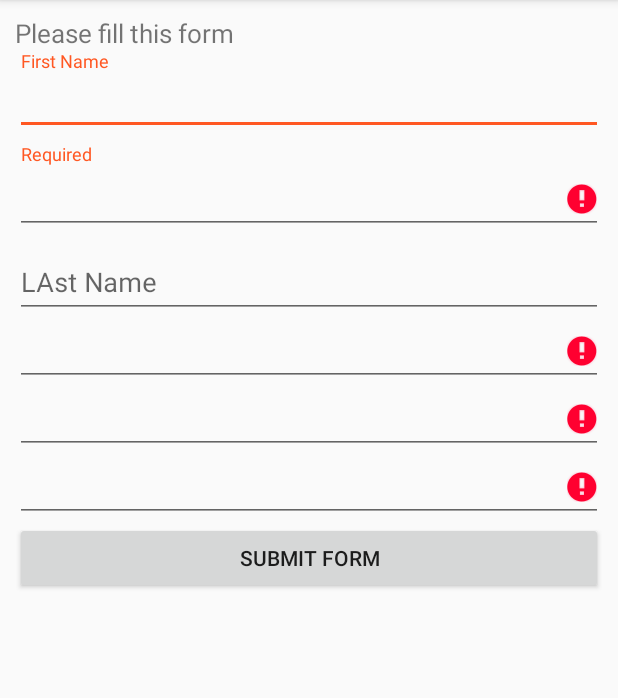
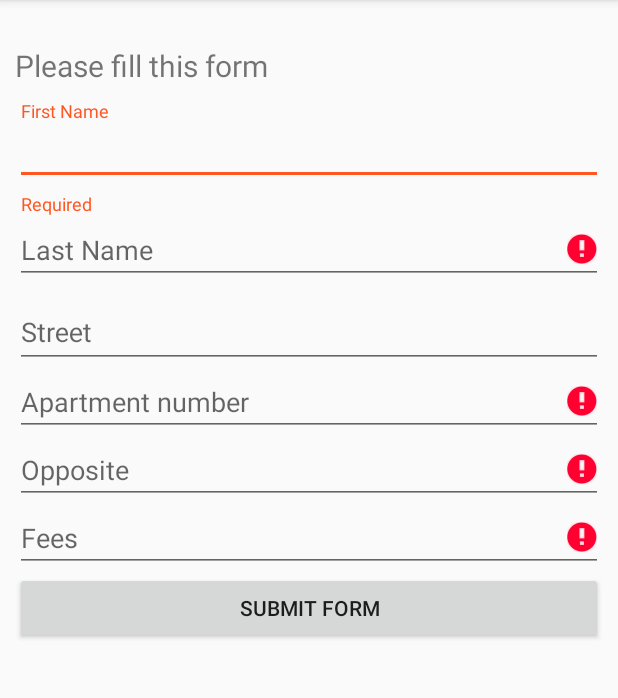
Before and after one commit to Drabu/FormValidator, an Android app: the screen it shows after launch (MainActivity), after a tap on "SUBMIT FORM", on a phone screen of 412 x 824 dp, the part 84-782 px from its top. Run offline under Robolectric (Android 15) with nearby library versions, the phone set to English and light mode, and no system bars; our stand-ins replace data binding.

```diff
--- a/app/src/main/java/com/oneclickaway/opensource/formvalidationsexample/MainActivity.kt
+++ b/app/src/main/java/com/oneclickaway/opensource/formvalidationsexample/MainActivity.kt
@@ -1,35 +1,46 @@
 package com.oneclickaway.opensource.formvalidationsexample
 
-import android.databinding.DataBindingUtil
 import android.os.Binder
 import android.os.Bundle
 import android.os.PersistableBundle
-import android.support.design.widget.TextInputEditText
 import android.support.v7.app.AppCompatActivity
+import android.util.Log
 import android.view.View
+import android.widget.Button
+import android.widget.LinearLayout
 import android.widget.Toast
 import com.oneclickaway.opensource.formvalidationsexample.databinding.ActivityMainBinding
 import com.oneclickaway.opensource.validation.interfaces.OnResponseListener
 import com.oneclickaway.opensource.validation.model.FormValidator
+import kotlinx.android.synthetic.main.activity_main.*
 import javax.xml.validation.Validator
 import kotlin.math.log
 
 class MainActivity : AppCompatActivity(), OnResponseListener.OnFormValidationListener, OnResponseListener.OnFieldValidationListener,  View.OnClickListener{
 
 
-    private lateinit var mainActivityMainBinding : ActivityMainBinding
+    val TAG = javaClass.simpleName
+
+    lateinit var submitForm  : Button
+    lateinit var mainLinearLayoutLL  : LinearLayout
+
+
 
     var myValidator = FormValidator()
 
     override fun onCreate(savedInstanceState: Bundle?) {
         super.onCreate(savedInstanceState)
-        mainActivityMainBinding =  DataBindingUtil.setContentView(this, R.layout.activity_main)
+        setContentView(R.layout.activity_main)
 
-        mainActivityMainBinding.submitFormBTN.setOnClickListener(this)
+        submitForm = findViewById(R.id.submitFormBTN)
+        mainLinearLayoutLL = findViewById(R.id.mainLinearLayoutLL)
 
 
+
+        submitFormBTN.setOnClickListener(this)
+
         /*validate all of my fields in this views */
-        myValidator.attachValidators(viewGroup = mainActivityMainBinding.mainLinearLayoutLL, onFieldValidationListener = this)
+        myValidator.attachValidators(viewGroup = mainLinearLayoutLL, onFieldValidationListener = this)
 
 
     }
@@ -40,7 +51,7 @@ class MainActivity : AppCompatActivity(), OnResponseListener.OnFormValidationLis
         when(view.id){
             R.id.submitFormBTN -> {
                 val optionalParams = intArrayOf(R.id.lastNameET)
-                myValidator.isFormValidated( optionalParams = optionalParams,  onFormValidationListener = this, showErrors = true,  viewGroup = mainActivityMainBinding.mainLinearLayoutLL )
+                myValidator.isFormValidated( optionalParams = optionalParams,  onFormValidationListener = this, showErrors = true,  viewGroup = mainLinearLayoutLL )
             }
 
         }
@@ -62,11 +73,16 @@ class MainActivity : AppCompatActivity(), OnResponseListener.OnFormValidationLis
 
 
     override fun onFieldValidationListener(isFormValidated: Boolean) {
+        Log.d(TAG, "Validators attached")
+    }
 
-        Toast.makeText(this, "Validators attached" , Toast.LENGTH_LONG).show()
+
+    override fun onDestroy() {
+        super.onDestroy()
+
+        FormValidator.unbind()
 
     }
 
 
-
 }
--- a/app/src/main/res/layout/activity_main.xml
+++ b/app/src/main/res/layout/activity_main.xml
@@ -15,7 +15,9 @@
         tools:context=".MainActivity">
 
         <TextView
-            android:textSize="17dp"
+            android:textSize="20dp"
+            android:layout_marginTop="20dp"
+            android:layout_marginBottom="10dp"
             android:text="@string/fillTheForm"
             android:layout_width="wrap_content"
             android:layout_height="wrap_content" />
@@ -32,6 +34,7 @@
                 android:layout_height="wrap_content">
 
                 <EditText
+                    android:maxLines="1"
                     android:id="@+id/firstNameET"
                     android:inputType="textPassword"
                     android:hint="@string/first_name"
@@ -45,7 +48,10 @@
 
 
             <EditText
+                android:maxLines="1"
+                android:inputType="text"
                 android:id="@+id/optionalFirstET"
+                android:hint="Last Name"
                 android:layout_width="match_parent"
                 android:layout_height="wrap_content" />
 
@@ -60,10 +66,12 @@
 
                     <android.support.design.widget.TextInputLayout
                         android:layout_width="match_parent"
-                        android:hint="LAst Name"
                         android:layout_height="wrap_content">
 
                         <EditText
+                            android:maxLines="1"
+                            android:inputType="text"
+                            android:hint="Street"
                             android:id="@+id/lastNameET"
                             android:layout_width="match_parent"
                             android:layout_height="wrap_content" />
@@ -76,11 +84,17 @@
             </RelativeLayout>
 
             <EditText
+                android:maxLines="1"
+                android:inputType="text"
+                android:hint="Apartment number"
                 android:layout_width="match_parent"
                 android:layout_height="wrap_content" />
 
 
             <EditText
+                android:maxLines="1"
+                android:inputType="text"
+                android:hint="Opposite"
                 android:id="@+id/optionalSecondET"
                 android:layout_width="match_parent"
                 android:layout_height="wrap_content" />
@@ -92,7 +106,9 @@
                 android:layout_height="wrap_content">
 
                 <EditText
-                    android:id="@+id/mlmdcccdc"
+                    android:maxLines="1"
+                    android:inputType="text"
+                    android:hint="Fees"
                     android:layout_width="match_parent"
                     android:layout_height="wrap_content" />
 
--- a/validation/src/main/java/com/oneclickaway/opensource/validation/model/FormValidator.kt
+++ b/validation/src/main/java/com/oneclickaway/opensource/validation/model/FormValidator.kt
@@ -12,6 +12,8 @@ import com.oneclickaway.opensource.validation.interfaces.OnResponseListener
 
 class FormValidator {
 
+
+
     fun isFormValidated(viewGroup: ViewGroup, onFormValidationListener: OnResponseListener.OnFormValidationListener, showErrors: Boolean = false, optionalParams: IntArray = intArrayOf(), message: String = "Required"){
         ValidateForm(message =  message,  optionalParams =optionalParams,  showErrors =  showErrors, onFormValidationListener =  onFormValidationListener).execute(viewGroup)
     }
@@ -22,17 +24,18 @@ class FormValidator {
         AttachValidators( onFieldValidationListener = onFieldValidationListener,  optionalParams = optionalParams , message= message).execute(viewGroup)
     }
 
+    companion object {
 
+        var isBound = true
 
-    companion object {
 
         private fun eraseWhenStartedTyping(editText: EditText, message: String) {
 
             Log.i("FormValidator", "Text Watcher attached")
 
             editText.addTextChangedListener(object : TextWatcher{
+
                 override fun onTextChanged(p0: CharSequence?, p1: Int, p2: Int, p3: Int) {
-
                 }
 
                 override fun beforeTextChanged(p0: CharSequence?, p1: Int, p2: Int, p3: Int) {
@@ -51,8 +54,9 @@ class FormValidator {
 
         }
 
+        fun setErrorForTIL(enabled  : Boolean, editText : EditText, message: String){
 
-        fun setErrorForTIL(enabled  : Boolean, editText : EditText, message: String){
+            if (!isBound){ return }
 
             if (editText.parent is ViewGroup && (editText.parent as ViewGroup).parent is TextInputLayout){
                 if (enabled){
@@ -68,9 +72,10 @@ class FormValidator {
                 }
             }
 
+        }
 
-
-
+        fun unbind() {
+            isBound = false
         }
 
     }
```
